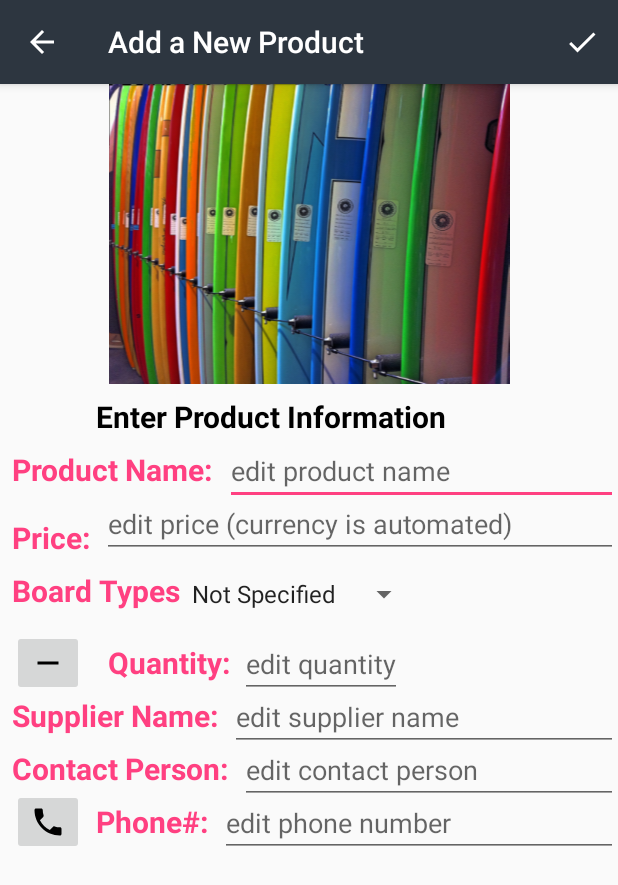
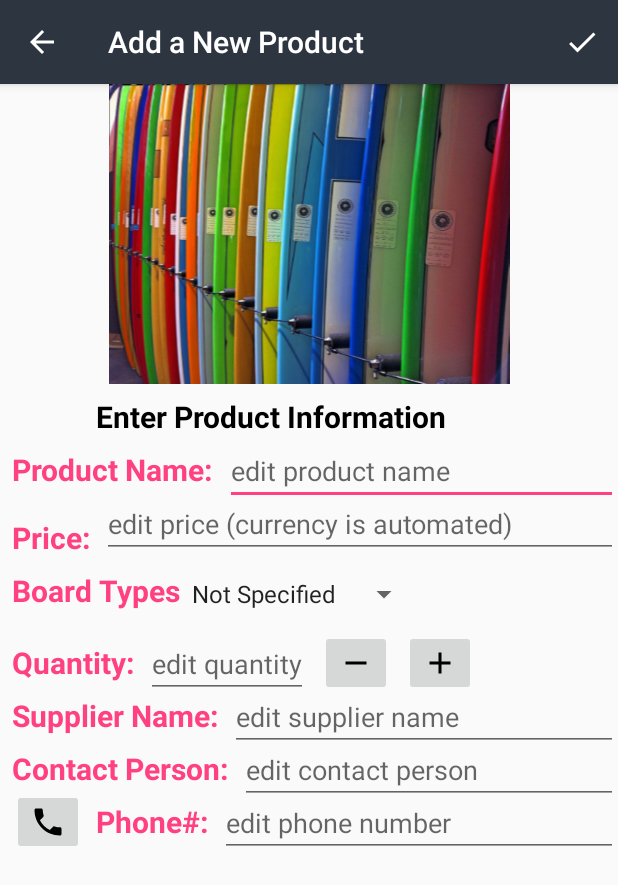
Before and after one commit to superskiers/InventoryApp-MASTER, an Android app: the EditorActivity screen opened directly, with no data from a screen before it, on a phone screen of 412 x 824 dp. Shown: the top 885 px of the screen. Run offline under Robolectric (Android 15) with nearby library versions, the phone set to English and light mode, and no system bars.

Commit message:
Added increment button to EditorActivity

```diff
--- a/app/src/main/java/com/example/superskiers/inventoryapp/EditorActivity.java
+++ b/app/src/main/java/com/example/superskiers/inventoryapp/EditorActivity.java
@@ -74,6 +74,9 @@ public class EditorActivity extends AppCompatActivity implements
     //ImageButton to reduce quantity
     private ImageButton decrementButton;
 
+    //ImageButton to increase quantity
+    private ImageButton incrementButton;
+
     //The following two variables are used to store values of quantity
     private String stock;
     public int newStock = 0;
@@ -96,6 +99,7 @@ public class EditorActivity extends AppCompatActivity implements
 
         quantityEditText = findViewById(R.id.edit_quantity_field);
         decrementButton = findViewById(R.id.decrement);
+        incrementButton = findViewById(R.id.increment);
 
         //Examine the intent that was used to launch this activity, in order
         //to figure out if we're creating a new product entry or editing an existing one
@@ -166,6 +170,16 @@ public class EditorActivity extends AppCompatActivity implements
                 decrementButton(v);
                 if(newStock == 0){
                     return;
+                }
+            }
+        });
+        incrementButton.setOnClickListener(new View.OnClickListener() {
+            @Override
+            public void onClick(View v) {
+                stock = quantityEditText.getText().toString().trim();
+                if (!TextUtils.isEmpty(stock)) {
+                    newStock = Integer.parseInt(stock);
+                    quantityEditText.setText(String.valueOf(newStock + 1));
                 }
             }
         });
@@ -551,6 +565,11 @@ public class EditorActivity extends AppCompatActivity implements
             newStock--;
         displayQuantity();
     }
+    //Decrement to reduce the amount of product
+    public void incrementButton(View view) {
+            newStock++;
+        displayQuantity();
+    }
     //Displays the updated quantity of products
     public void displayQuantity() {
         stock = quantityEditText.getText().toString().trim();
--- a/app/src/main/res/layout/activity_editor.xml
+++ b/app/src/main/res/layout/activity_editor.xml
@@ -90,8 +90,6 @@
             <TextView
                 android:id="@+id/quantity_field_text_view"
                 style="@style/CategoryStyle"
-                android:layout_alignStart="@+id/heading_enter_product"
-                android:layout_alignLeft="@id/decrement"
                 android:layout_below="@+id/spinner_board_type"
                 android:text="@string/product_quantity" />
 
@@ -99,10 +97,10 @@
         <!-- Product Quantity (HINT) field -->
             <EditText
                 android:id="@+id/edit_quantity_field"
+                android:layout_height="wrap_content"
                 android:layout_width="wrap_content"
-                android:layout_height="wrap_content"
-                android:layout_alignStart="@id/edit_supplier_contact_person"
-                android:layout_alignLeft="@id/quantity_field_text_view"
+                android:layout_marginLeft="@dimen/eight_dp"
+                android:layout_toRightOf="@id/quantity_field_text_view"
                 android:layout_below="@+id/spinner_board_type"
                 android:hint="@string/hint_product_quantity"
                 android:inputType="number"
@@ -116,9 +114,20 @@
             android:layout_height="wrap_content"
             android:layout_marginLeft="@dimen/eight_dp"
             android:layout_below="@+id/spinner_board_type"
+            android:layout_toRightOf="@id/edit_quantity_field"
             android:src="@drawable/ic_remove_black_24dp"
             android:text="-" />
 
+        <!--Decrement of Quantity in Stock Button -->
+        <ImageButton
+            android:id="@+id/increment"
+            android:layout_width="wrap_content"
+            android:layout_height="wrap_content"
+            android:layout_marginLeft="@dimen/eight_dp"
+            android:layout_below="@+id/spinner_board_type"
+            android:layout_toRightOf="@id/decrement"
+            android:src="@drawable/ic_add"
+            android:text="+" />
 
         <!-- Product Supplier Label -->
         <TextView
--- a/app/src/main/res/layout/list_item.xml
+++ b/app/src/main/res/layout/list_item.xml
@@ -65,4 +65,5 @@
             android:text="-" />
 
 
+
 </RelativeLayout>
--- a/app/src/main/res/values/strings.xml
+++ b/app/src/main/res/values/strings.xml
@@ -92,4 +92,5 @@
 
     <!--Toast msg to order more from supplier-->
     <string name="order_more_from_supplier">Let\'s order some more</string>
+    <string name="toast_fill_all_fields">Please fill in all fields</string>
 </resources>
```
Lines whose indentation alone changed are shown as unchanged.
